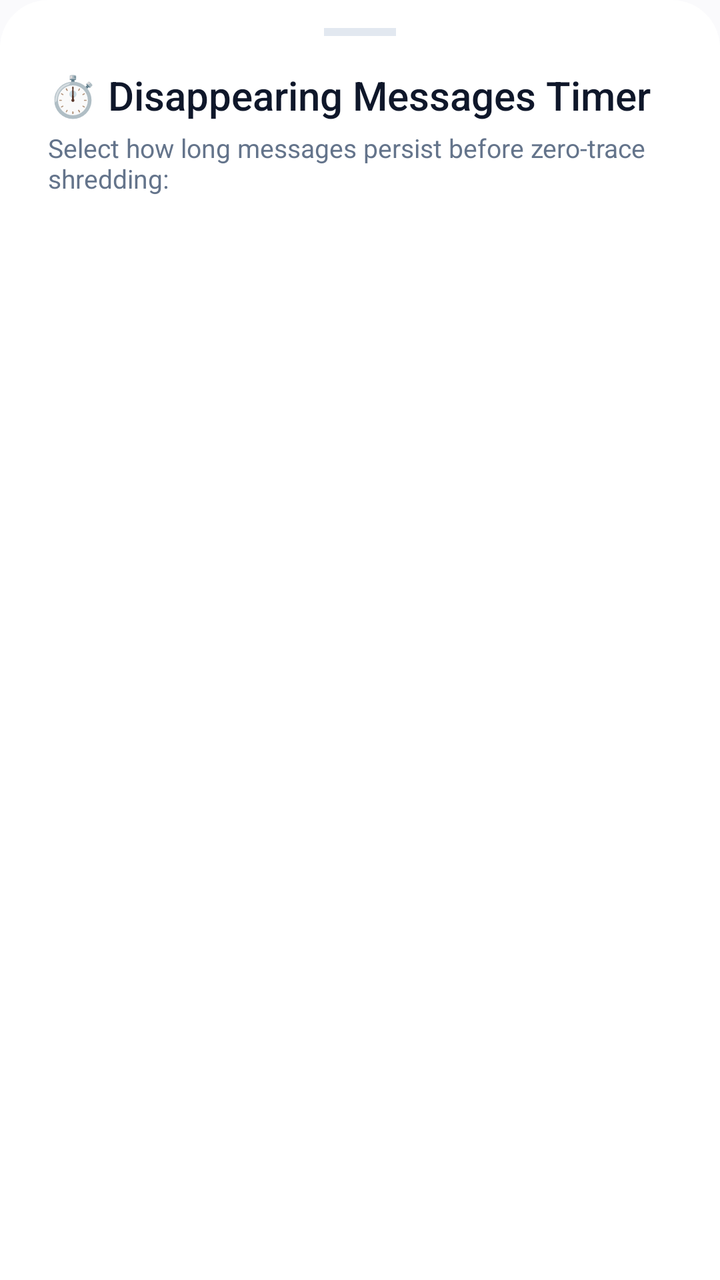
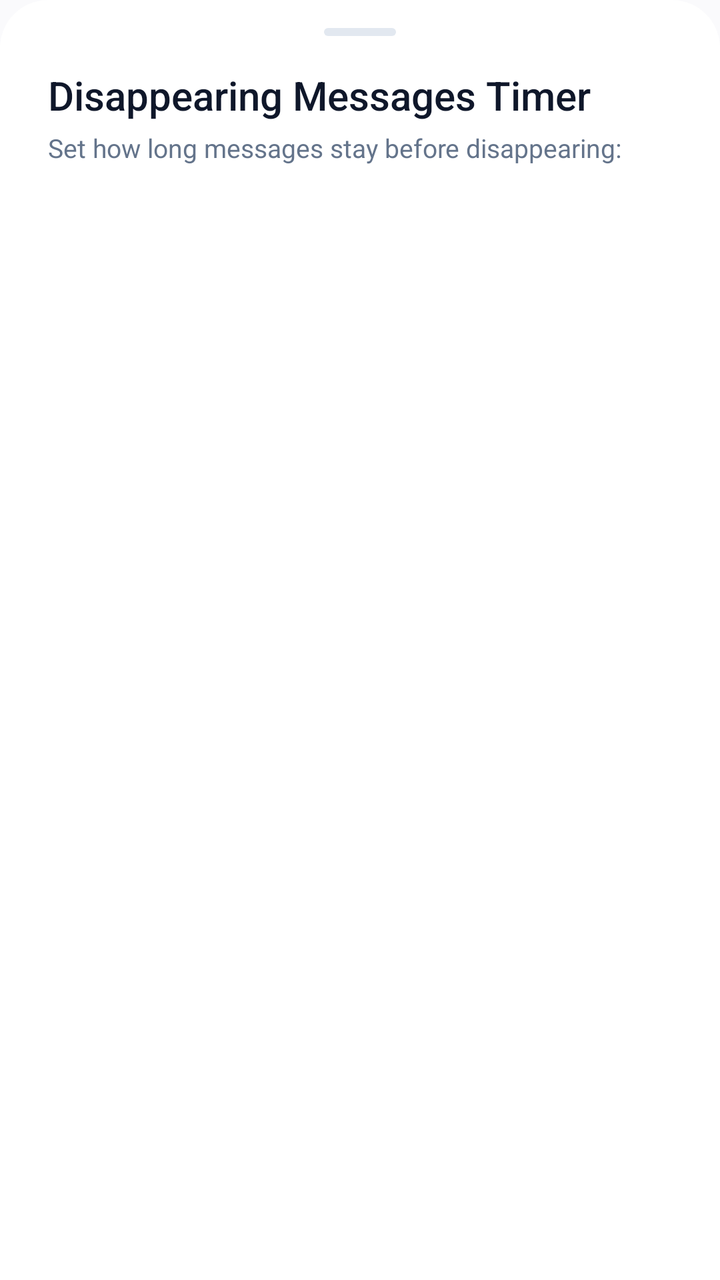

The first picture is an Android layout as it rendered before a commit; the second is the same layout after the commit. The layout source and the unified diff follow.
<!-- AndroidManifest.xml: application theme Theme.VEIL -->
<!-- res/layout/dialog_vanish_timer_sheet.xml -->
<?xml version="1.0" encoding="utf-8"?>
<LinearLayout xmlns:android="http://schemas.android.com/apk/res/android"
    xmlns:app="http://schemas.android.com/apk/res-auto"
    android:layout_width="match_parent"
    android:layout_height="wrap_content"
    android:orientation="vertical"
    android:background="@drawable/bottom_sheet_background"
    android:paddingStart="24dp"
    android:paddingEnd="24dp"
    android:paddingTop="14dp"
    android:paddingBottom="28dp">

    
    <View
        android:layout_width="36dp"
        android:layout_height="4dp"
        android:background="@color/colorOutline"
        android:layout_gravity="center_horizontal"
        android:layout_marginBottom="16dp" />

    <TextView
        android:layout_width="wrap_content"
        android:layout_height="wrap_content"
        android:text="⏱️ Disappearing Messages Timer"
        android:textColor="@color/textPrimary"
        android:textSize="20sp"
        android:fontFamily="sans-serif-medium"
        android:layout_marginBottom="4dp" />

    <TextView
        android:layout_width="wrap_content"
        android:layout_height="wrap_content"
        android:text="Select how long messages persist before zero-trace shredding:"
        android:textColor="@color/textSecondary"
        android:textSize="13sp"
        android:layout_marginBottom="16dp" />

    <androidx.core.widget.NestedScrollView
        android:layout_width="match_parent"
        android:layout_height="wrap_content"
        android:maxHeight="360dp">

        <LinearLayout
            android:id="@+id/vanishOptionsContainer"
            android:layout_width="match_parent"
            android:layout_height="wrap_content"
            android:orientation="vertical" />
    </androidx.core.widget.NestedScrollView>

</LinearLayout>
<!-- resources referenced by this layout -->
<resources>
  <color name="colorOutline">#E2E8F0</color>
  <color name="textPrimary">#0F172A</color>
  <color name="textSecondary">#64748B</color>
  <color name="colorSurface">#FFFFFF</color>
  <style name="Base.Theme.VEIL" parent="Theme.Material3.DayNight.NoActionBar">
          <item name="android:statusBarColor">@android:color/transparent</item>
          <item name="android:navigationBarColor">@android:color/transparent</item>
          <item name="android:windowLightStatusBar" tools:targetApi="m">true</item>
          <item name="colorPrimary">@color/colorPrimary</item>
          <item name="colorOnPrimary">@color/colorOnPrimary</item>
          <item name="colorPrimaryContainer">@color/colorPrimaryContainer</item>
          <item name="colorOnPrimaryContainer">@color/colorOnPrimaryContainer</item>
          <item name="colorSurface">@color/colorSurface</item>
          <item name="colorSurfaceVariant">@color/colorSurfaceVariant</item>
          <item name="colorOutline">@color/colorOutline</item>
          <item name="android:colorBackground">@color/colorBackground</item>
          <item name="bottomSheetDialogTheme">@style/ModernBottomSheetDialogTheme</item>
      </style>
  <color name="colorPrimary">#4F46E5</color>
  <color name="colorOnPrimary">#FFFFFF</color>
  <color name="colorPrimaryContainer">#EEF2FF</color>
  <color name="colorOnPrimaryContainer">#3730A3</color>
  <color name="colorSurfaceVariant">#F1F5F9</color>
  <color name="colorBackground">#FAFAFC</color>
  <!-- unchanged entries left out for length: 4 -->
</resources>

<!-- the commit's change to res/layout/dialog_vanish_timer_sheet.xml (unified diff, before → after) -->
@@ -14,14 +14,14 @@
     <View
         android:layout_width="36dp"
         android:layout_height="4dp"
-        android:background="@color/colorOutline"
+        android:background="@drawable/bg_persona_drag_handle"
         android:layout_gravity="center_horizontal"
         android:layout_marginBottom="16dp" />
 
     <TextView
         android:layout_width="wrap_content"
         android:layout_height="wrap_content"
-        android:text="⏱️ Disappearing Messages Timer"
+        android:text="Disappearing Messages Timer"
         android:textColor="@color/textPrimary"
         android:textSize="20sp"
         android:fontFamily="sans-serif-medium"
@@ -30,7 +30,7 @@
     <TextView
         android:layout_width="wrap_content"
         android:layout_height="wrap_content"
-        android:text="Select how long messages persist before zero-trace shredding:"
+        android:text="Set how long messages stay before disappearing:"
         android:textColor="@color/textSecondary"
         android:textSize="13sp"
         android:layout_marginBottom="16dp" />
<!-- resource entries referenced after the edit -->
@@ -3,6 +3,13 @@
   <color name="colorOutline">#E2E8F0</color>
   <color name="textPrimary">#0F172A</color>
   <color name="textSecondary">#64748B</color>
+  <!-- drawable bg_persona_drag_handle (drawable) -->
+  <?xml version="1.0" encoding="utf-8"?>
+  <shape xmlns:android="http://schemas.android.com/apk/res/android"
+      android:shape="rectangle">
+      <solid android:color="@color/colorOutline" />
+      <corners android:radius="2dp" />
+  </shape>
   <color name="colorSurface">#FFFFFF</color>
   <style name="Base.Theme.VEIL" parent="Theme.Material3.DayNight.NoActionBar">
           <item name="android:statusBarColor">@android:color/transparent</item>
@@ -12,8 +19,25 @@
           <item name="colorOnPrimary">@color/colorOnPrimary</item>
           <item name="colorPrimaryContainer">@color/colorPrimaryContainer</item>
           <item name="colorOnPrimaryContainer">@color/colorOnPrimaryContainer</item>
+          <item name="colorSecondary">@color/colorSecondary</item>
+          <item name="colorOnSecondary">@color/colorOnSecondary</item>
+          <item name="colorSecondaryContainer">@color/colorSecondaryContainer</item>
+          <item name="colorOnSecondaryContainer">@color/colorOnSecondaryContainer</item>
+          <item name="colorTertiary">@color/colorTertiary</item>
+          <item name="colorOnTertiary">@color/colorOnTertiary</item>
+          <item name="colorTertiaryContainer">@color/colorTertiaryContainer</item>
+          <item name="colorOnTertiaryContainer">@color/colorOnTertiaryContainer</item>
           <item name="colorSurface">@color/colorSurface</item>
+          <item name="colorOnSurface">@color/colorOnSurface</item>
           <item name="colorSurfaceVariant">@color/colorSurfaceVariant</item>
+          <item name="colorOnSurfaceVariant">@color/colorOnSurfaceVariant</item>
+          <item name="colorSurfaceDim">@color/colorSurfaceDim</item>
+          <item name="colorSurfaceBright">@color/colorSurfaceBright</item>
+          <item name="colorSurfaceContainerLowest">@color/colorSurfaceContainerLowest</item>
+          <item name="colorSurfaceContainerLow">@color/colorSurfaceContainerLow</item>
+          <item name="colorSurfaceContainer">@color/colorSurfaceContainer</item>
+          <item name="colorSurfaceContainerHigh">@color/colorSurfaceContainerHigh</item>
+          <item name="colorSurfaceContainerHighest">@color/colorSurfaceContainerHighest</item>
           <item name="colorOutline">@color/colorOutline</item>
           <item name="android:colorBackground">@color/colorBackground</item>
           <item name="bottomSheetDialogTheme">@style/ModernBottomSheetDialogTheme</item>
@@ -22,7 +46,24 @@
   <color name="colorOnPrimary">#FFFFFF</color>
   <color name="colorPrimaryContainer">#EEF2FF</color>
   <color name="colorOnPrimaryContainer">#3730A3</color>
+  <color name="colorSecondary">#0D9488</color>
+  <color name="colorOnSecondary">#FFFFFF</color>
+  <color name="colorSecondaryContainer">#EEF2FF</color>
+  <color name="colorOnSecondaryContainer">#3730A3</color>
+  <color name="colorTertiary">#06B6D4</color>
+  <color name="colorOnTertiary">#FFFFFF</color>
+  <color name="colorTertiaryContainer">#ECFEFF</color>
+  <color name="colorOnTertiaryContainer">#155E75</color>
+  <color name="colorOnSurface">#0F172A</color>
   <color name="colorSurfaceVariant">#F1F5F9</color>
+  <color name="colorOnSurfaceVariant">#475569</color>
+  <color name="colorSurfaceDim">#E2E8F0</color>
+  <color name="colorSurfaceBright">#FFFFFF</color>
+  <color name="colorSurfaceContainerLowest">#FFFFFF</color>
+  <color name="colorSurfaceContainerLow">#F8FAFC</color>
+  <color name="colorSurfaceContainer">#F1F5F9</color>
+  <color name="colorSurfaceContainerHigh">#E2E8F0</color>
+  <color name="colorSurfaceContainerHighest">#CBD5E1</color>
   <color name="colorBackground">#FAFAFC</color>
   <!-- unchanged entries left out for length: 4 -->
 </resources>
